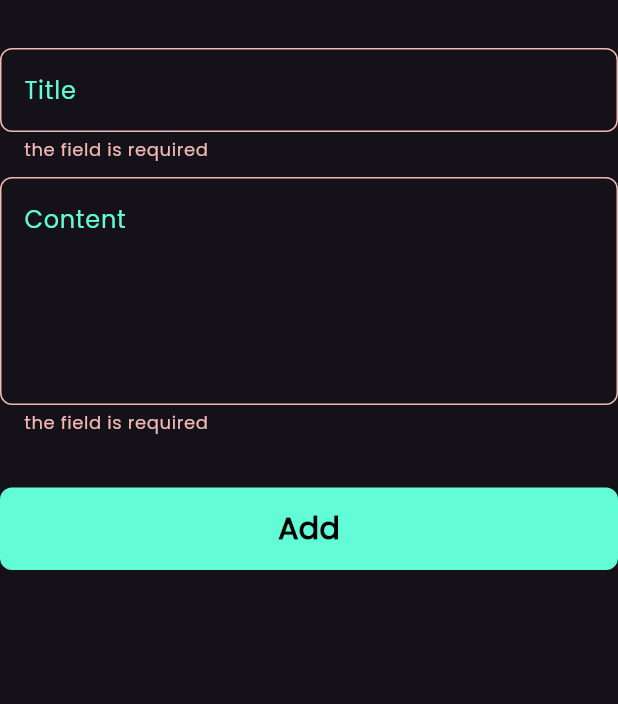
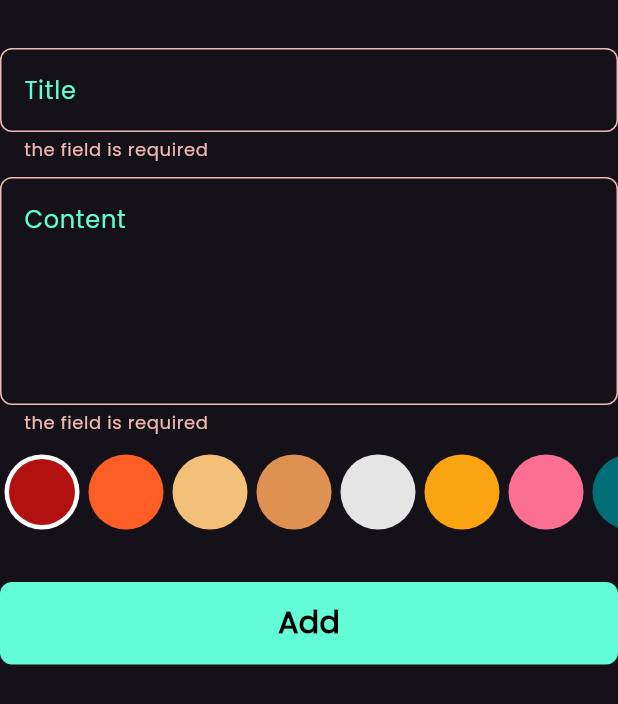
Before and after one commit to omar2071-code/NoteApp, a Flutter app: the AddNoteForm widget shown alone on an empty page, opened directly, after a tap on "Add", on a phone screen of 412 x 824 dp. Shown: the top 704 px of the screen. Run offline on Flutter 3.47's test engine with Material 3 defaults, Android fonts, the phone set to English and light mode, and no system bars; our stand-ins replace bloc, conditional_builder_null_safety, flutter_bloc, hive, hive_flutter; accounts and stored records are empty.

Commit message:
add color in notes screen

```diff
--- a/lib/cubit/Add Note Cubit/add_note_cubit.dart
+++ b/lib/cubit/Add Note Cubit/add_note_cubit.dart
@@ -1,4 +1,5 @@
 import 'package:bloc/bloc.dart';
+import 'package:flutter/widgets.dart';
 import 'package:hive_flutter/adapters.dart';
 import 'package:meta/meta.dart';
 import 'package:note_app/models/note_model.dart';
@@ -8,9 +9,10 @@ part 'add_note_state.dart';
 
 class AddNoteCubit extends Cubit<AddNoteState> {
   AddNoteCubit() : super(AddNoteInitial());
-
+  Color color = Color(0xffb31111);
   //Add note
   AddNote(NoteModel note) async {
+    note.color = color.value;
     //use hivebox
     var notesBox = Hive.box<NoteModel>(kNotesBox);
     await notesBox
--- a/lib/cubit/Notes cubit/notes_cubit.dart
+++ b/lib/cubit/Notes cubit/notes_cubit.dart
@@ -1,4 +1,5 @@
 import 'package:bloc/bloc.dart';
+import 'package:flutter/material.dart';
 import 'package:flutter_bloc/flutter_bloc.dart';
 import 'package:hive/hive.dart';
 import 'package:meta/meta.dart';
@@ -10,10 +11,13 @@ part 'notes_state.dart';
 class NotesCubit extends Cubit<NotesState> {
   NotesCubit() : super(NotesInitial());
   List<NoteModel> notes = [];
+  Color color = Colors.blue;
   //Add note
   fetchAllNotes() async {
     var notesBox = Hive.box<NoteModel>(kNotesBox);
+
     notes = notesBox.values.toList();
+    notes.sort((a, b) => b.date.compareTo(a.date));
     emit(NotesSuccess());
   }
 }
--- a/lib/widgets/add_note_form.dart
+++ b/lib/widgets/add_note_form.dart
@@ -2,6 +2,7 @@ import 'package:flutter/material.dart';
 import 'package:flutter_bloc/flutter_bloc.dart';
 import 'package:note_app/cubit/Add%20Note%20Cubit/add_note_cubit.dart';
 import 'package:note_app/models/note_model.dart';
+import 'package:note_app/widgets/color_list_view.dart';
 import 'package:note_app/widgets/custom_button.dart';
 import 'package:note_app/widgets/custom_text_form_field.dart';
 import 'package:intl/intl.dart';
@@ -40,12 +41,17 @@ class _AddNoteFormState extends State<AddNoteForm> {
             hint: 'Content',
             maxLine: 5,
           ),
-          SizedBox(height: 35),
+          SizedBox(height: 10),
+          ColorListView(),
+          SizedBox(height: 32),
           //button size screen
           CustomButton(
             onTap: () {
               var currentDate = DateTime.now();
-              var formatedCurrentDate = DateFormat.yMd().format(currentDate);
+              var formatted = DateFormat(
+                'dd/MM/yyyy hh:mm:ss a',
+              ).format(currentDate);
+
               if (formKey.currentState!.validate()) {
                 formKey.currentState!.save();
 
@@ -53,7 +59,7 @@ class _AddNoteFormState extends State<AddNoteForm> {
                 var note = NoteModel(
                   title: title!,
                   subTitle: subTitle!,
-                  date: formatedCurrentDate,
+                  date: formatted,
                   color: Colors.blue.value,
                 );
                 BlocProvider.of<AddNoteCubit>(context).AddNote(note);
--- /dev/null
+++ b/lib/widgets/color_list_view.dart
@@ -0,0 +1,72 @@
+import 'package:flutter/material.dart';
+import 'package:flutter_bloc/flutter_bloc.dart';
+import 'package:note_app/cubit/Add%20Note%20Cubit/add_note_cubit.dart';
+
+class ColorItem extends StatelessWidget {
+  const ColorItem({
+    super.key,
+    required this.isColorActive,
+    required this.color,
+  });
+  final bool isColorActive;
+  final Color color;
+  @override
+  Widget build(BuildContext context) {
+    return isColorActive
+        ? CircleAvatar(
+          backgroundColor: Colors.white,
+          radius: 28,
+          child: CircleAvatar(radius: 22, backgroundColor: color),
+        )
+        : CircleAvatar(radius: 28, backgroundColor: color);
+  }
+}
+
+class ColorListView extends StatefulWidget {
+  const ColorListView({super.key});
+
+  @override
+  State<ColorListView> createState() => _ColorListViewState();
+}
+
+class _ColorListViewState extends State<ColorListView> {
+  int currentIndex = 0;
+  List<Color> colors = [
+    Color(0xffb31111),
+    Color(0xfffe5d26),
+    Color(0xfff2c078),
+    Color(0xffde9151),
+    Color(0xffe5e5e5),
+    Color(0xfffca311),
+    Color(0xfffb6f92),
+    Color(0xff006d77),
+    Color(0xfffdffb6),
+    Color(0xffc1dbb3),
+    Color(0xff7ebc89),
+    Color(0xffbd9b7e),
+    Color(0xffde9151),
+  ];
+  @override
+  Widget build(BuildContext context) {
+    return SizedBox(
+      height: 28 * 2,
+      child: ListView.builder(
+        scrollDirection: Axis.horizontal,
+        itemCount: colors.length,
+        padding: EdgeInsets.symmetric(vertical: 3),
+        itemBuilder:
+            (context, index) => GestureDetector(
+              onTap: () {
+                currentIndex = index;
+                BlocProvider.of<AddNoteCubit>(context).color = colors[index];
+                setState(() {});
+              },
+              child: ColorItem(
+                color: colors[index],
+                isColorActive: currentIndex == index,
+              ),
+            ),
+      ),
+    );
+  }
+}
```
